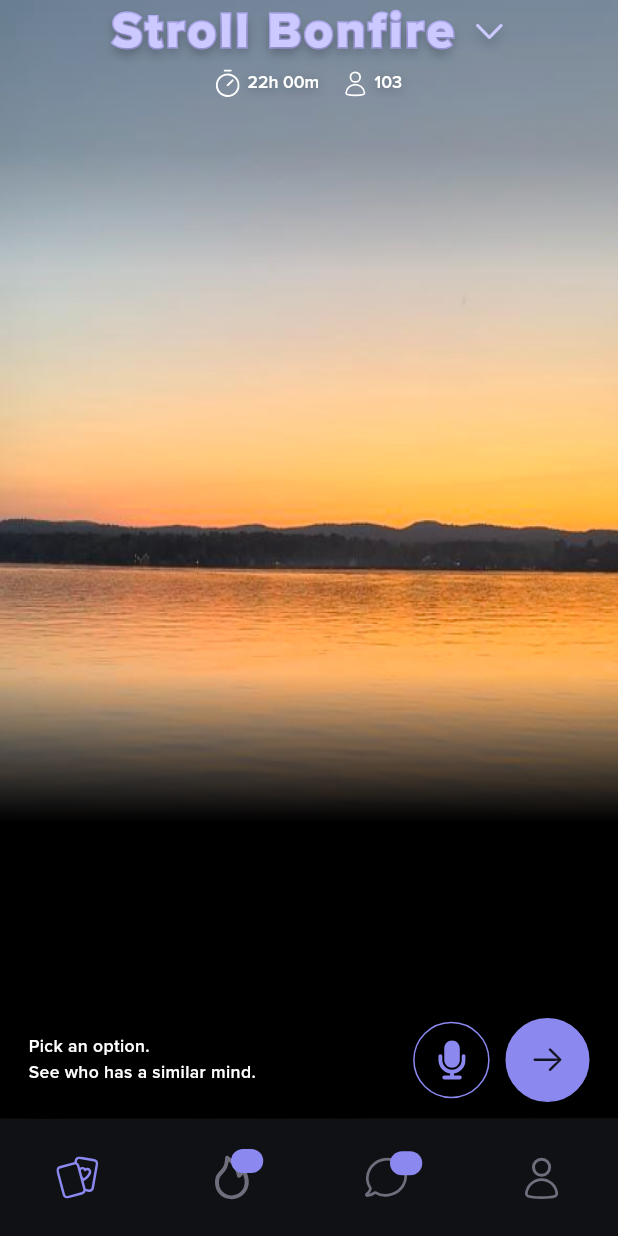
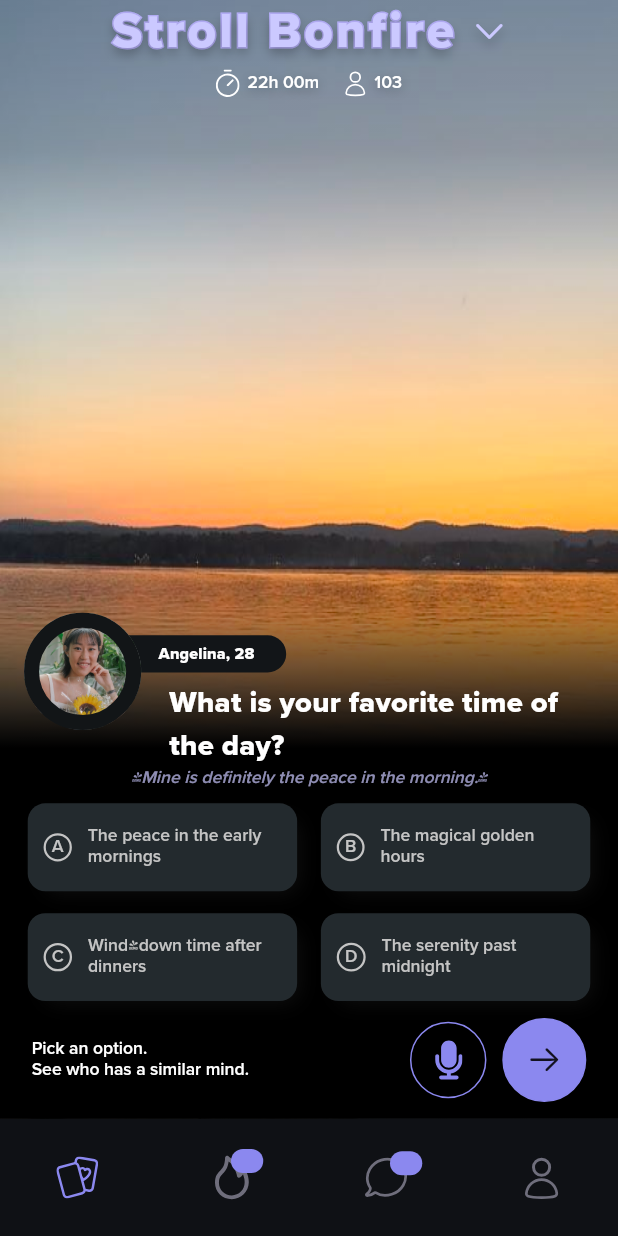
Before and after one commit to Raykemzy/loke-task, a Flutter app: the screen it shows after launch, on a phone screen of 412 x 824 dp. Run offline on Flutter 3.47's test engine with Material 3 defaults, Android fonts, the phone set to English and light mode, and no system bars; our stand-ins replace flutter_screenutil, flutter_svg.

Commit message:
home view implementation

```diff
--- a/lib/core/theme.dart
+++ b/lib/core/theme.dart
@@ -10,6 +10,7 @@ class AppTheme {
   static const Color _containerColor = Color(0xFF232A2E);
   static const Color _errorColor = Color(0xFFF34E4E);
   static const Color _navbarColor = Color(0xFF0F1115);
+  static const Color _defaultRegularTextColor = Color(0xFFC4C4C4);
 
   // 🅰️ Font Sizes
   static final double _titleLargeFontSize = 34.sp;
@@ -60,11 +61,13 @@ class AppTheme {
         fontFamily: _defaultFontFamily,
         fontSize: _bodyLargeFontSize,
         fontWeight: FontWeight.w400,
+        color: _defaultRegularTextColor,
       ),
       bodyMedium: TextStyle(
         fontFamily: _defaultFontFamily,
         fontSize: _bodyMediumFontSize,
         fontWeight: FontWeight.w500,
+        color: _defaultRegularTextColor,
       ),
     ),
   );
--- a/lib/presentation/home_view.dart
+++ b/lib/presentation/home_view.dart
@@ -1,5 +1,5 @@
 import 'package:flutter/material.dart';
-import 'package:flutter_screenutil/flutter_screenutil.dart';
+import 'package:for_loke/presentation/widgets/bio_section.dart';
 import 'package:for_loke/presentation/widgets/custom_scaffold.dart';
 import 'package:for_loke/presentation/widgets/home_view_header.dart';
 import 'package:for_loke/presentation/widgets/pick_option_section.dart';
@@ -9,17 +9,16 @@ class HomeView extends StatelessWidget {
 
   @override
   Widget build(BuildContext context) {
-    return CustomScaffold(
-      body: Padding(
-        padding: EdgeInsets.symmetric(horizontal: 18.w),
-        child: const SafeArea(
+    return const CustomScaffold(
+      body: SafeArea(
         child: Column(
+          crossAxisAlignment: CrossAxisAlignment.start,
           children: [
             HomeViewHeader(),
             Spacer(),
+            BioSection(),
             PickOptionSection(),
           ],
-          ),
         ),
       ),
     );
--- /dev/null
+++ b/lib/presentation/widgets/bio_section.dart
@@ -0,0 +1,95 @@
+import 'package:flutter/material.dart';
+import 'package:flutter_screenutil/flutter_screenutil.dart';
+import 'package:for_loke/core/context_extensions.dart';
+import 'package:for_loke/gen/assets.gen.dart';
+
+class BioSection extends StatelessWidget {
+  const BioSection({super.key});
+
+  @override
+  Widget build(BuildContext context) {
+    return Padding(
+      padding: EdgeInsets.symmetric(horizontal: 50.w),
+      child: Column(
+        crossAxisAlignment: CrossAxisAlignment.start,
+        children: [
+          Stack(
+            clipBehavior: Clip.none,
+            children: [
+              const _PictureAndNameTag(),
+              Positioned(
+                left: 60,
+                top: 30,
+                child: SizedBox(
+                  width: context.width / 1.5,
+                  child: Text(
+                    'What is your favorite time of the day?',
+                    style: context.theme.textTheme.titleMedium,
+                  ),
+                ),
+              ),
+            ],
+          ),
+          65.verticalSpace,
+          Center(
+            child: Text(
+              '"Mine is definitely the peace in the morning."',
+              style: context.theme.textTheme.displayMedium?.copyWith(
+                color: context.theme.colorScheme.secondary.withOpacity(0.7),
+                fontStyle: FontStyle.italic
+              ),
+            ),
+          ),
+        ],
+      ),
+    );
+  }
+}
+
+class _PictureAndNameTag extends StatelessWidget {
+  const _PictureAndNameTag();
+
+  @override
+  Widget build(BuildContext context) {
+    return Stack(
+      clipBehavior: Clip.none,
+      children: [
+        Container(
+          padding: EdgeInsets.only(
+            top: 5.h,
+            bottom: 5.h,
+            right: 20.w,
+            left: 50.w,
+          ),
+          decoration: BoxDecoration(
+            color: const Color(0xFF121518),
+            borderRadius: BorderRadius.circular(50.sp),
+          ),
+          child: Text(
+            'Angelina, 28',
+            style: context.theme.textTheme.titleSmall,
+          ),
+        ),
+        Positioned(
+          left: -40,
+          top: -15,
+          child: Container(
+            width: 80.w,
+            height: 80.h,
+            decoration: BoxDecoration(
+              shape: BoxShape.circle,
+              border: Border.all(
+                width: 10,
+                color: const Color(0xFF121517),
+              ),
+              image: DecorationImage(
+                fit: BoxFit.cover,
+                image: AssetImage(Assets.images.profilePhoto.path),
+              ),
+            ),
+          ),
+        ),
+      ],
+    );
+  }
+}
--- a/lib/presentation/widgets/custom_scaffold.dart
+++ b/lib/presentation/widgets/custom_scaffold.dart
@@ -39,7 +39,7 @@ class CustomScaffold extends StatelessWidget {
             Align(
               alignment: Alignment.bottomCenter,
               child: Container(
-                height: context.height / 2.5,
+                height: context.height / 2,
                 decoration: const BoxDecoration(
                   gradient: LinearGradient(
                     begin: Alignment.topCenter,
--- /dev/null
+++ b/lib/presentation/widgets/option_container.dart
@@ -0,0 +1,100 @@
+import 'package:flutter/material.dart';
+import 'package:flutter_screenutil/flutter_screenutil.dart';
+import 'package:for_loke/core/context_extensions.dart';
+
+class OptionContainer extends StatelessWidget {
+  final bool isSelected;
+  final ({String letter, String content}) option;
+  final VoidCallback onTap;
+  const OptionContainer({
+    super.key,
+    this.isSelected = false,
+    required this.option,
+    required this.onTap,
+  });
+
+  @override
+  Widget build(BuildContext context) {
+    final screenWidth = context.width;
+    final containerWidth =
+        screenWidth > 600 ? screenWidth / 2 - 40 : screenWidth - 32;
+    return InkWell(
+      onTap: onTap,
+      child: AnimatedContainer(
+        padding: EdgeInsets.symmetric(vertical: 15.h, horizontal: 10.w),
+        duration: const Duration(milliseconds: 200),
+        curve: Curves.easeInOut,
+        width: containerWidth,
+        height: 60.h,
+        decoration: BoxDecoration(
+          color: context.theme.colorScheme.onPrimary,
+          borderRadius: BorderRadius.circular(12.sp),
+          border: isSelected
+              ? Border.all(width: 2.5, color: context.theme.primaryColor)
+              : null,
+          boxShadow: [
+            BoxShadow(
+              color: Colors.black.withOpacity(0.6),
+              offset: const Offset(-6, -6),
+              blurRadius: 10,
+              spreadRadius: -4,
+            ),
+            BoxShadow(
+              color: Colors.white.withOpacity(0.05),
+              offset: const Offset(6, 6),
+              blurRadius: 10,
+              spreadRadius: -4,
+            ),
+          ],
+        ),
+        child: Row(
+          children: [
+            _LetterContainer(
+              isSelected: isSelected,
+              option: option.letter,
+            ),
+            10.horizontalSpace,
+            Flexible(
+              child: Text(
+                option.content,
+                style: context.theme.textTheme.displayMedium?.copyWith(
+                  color: const Color(0xFFC4C4C4),
+                ),
+              ),
+            ),
+          ],
+        ),
+      ),
+    );
+  }
+}
+
+class _LetterContainer extends StatelessWidget {
+  final bool isSelected;
+  final String option;
+  const _LetterContainer({required this.isSelected, required this.option});
+
+  @override
+  Widget build(BuildContext context) {
+    return Container(
+      padding: const EdgeInsets.all(4),
+      decoration: BoxDecoration(
+        shape: BoxShape.circle,
+        color: isSelected ? context.theme.primaryColor : Colors.transparent,
+        border: Border.all(
+          width: 1.5,
+          color:
+              isSelected ? context.theme.primaryColor : const Color(0xFFC4C4C4),
+        ),
+      ),
+      child: Center(
+        child: Text(
+          option,
+          style: context.theme.textTheme.displayMedium?.copyWith(
+            color: const Color(0xFFC4C4C4),
+          ),
+        ),
+      ),
+    );
+  }
+}
--- a/lib/presentation/widgets/pick_option_section.dart
+++ b/lib/presentation/widgets/pick_option_section.dart
@@ -4,23 +4,69 @@ import 'package:flutter_screenutil/flutter_screenutil.dart';
 import 'package:for_loke/core/context_extensions.dart';
 import 'package:for_loke/gen/assets.gen.dart';
 import 'package:for_loke/presentation/widgets/app_svg_widget.dart';
+import 'package:for_loke/presentation/widgets/option_container.dart';
 
-class PickOptionSection extends StatelessWidget {
+class PickOptionSection extends StatefulWidget {
   const PickOptionSection({super.key});
 
+  @override
+  State<PickOptionSection> createState() => _PickOptionSectionState();
+}
+
+class _PickOptionSectionState extends State<PickOptionSection> {
+  final List<({String letter, String content})> options = [
+    (letter: 'A', content: 'The peace in the early mornings'),
+    (letter: 'B', content: 'The magical golden hours'),
+    (letter: 'C', content: 'Wind-down time after dinners'),
+    (letter: 'D', content: 'The serenity past midnight'),
+  ];
+
+  String selectedOption = '';
   @override
   Widget build(BuildContext context) {
     return Padding(
       padding: EdgeInsets.symmetric(vertical: 10.h),
+      child: Column(
+        children: [
+          Padding(
+            padding: EdgeInsets.symmetric(horizontal: 5.w),
+            child: LayoutBuilder(
+              builder: (context, constraints) {
+                final double screenWidth = constraints.maxWidth;
+                final double optionWidth = (screenWidth - (40.w * 1)) / 2;
+                return Wrap(
+                  spacing: 15.w,
+                  runSpacing: 15.h,
+                  children: List.generate(
+                    options.length,
+                    (index) => SizedBox(
+                      width: optionWidth,
+                      child: OptionContainer(
+                        option: options[index],
+                        isSelected: selectedOption == options[index].letter,
+                        onTap: () => _selectOption(options[index].letter),
+                      ),
+                    ),
+                  ),
+                );
+              },
+            ),
+          ),
+          10.verticalSpace,
+          Padding(
+            padding: EdgeInsets.symmetric(horizontal: 20.w),
             child: Row(
               children: [
                 Column(
                   crossAxisAlignment: CrossAxisAlignment.start,
                   children: [
-              Text('Pick an option.', style: context.theme.textTheme.bodyMedium),
+                    Text(
+                      'Pick an option.',
+                      style: context.theme.textTheme.displayMedium,
+                    ),
                     Text(
                       'See who has a similar mind.',
-                style: context.theme.textTheme.bodyMedium,
+                      style: context.theme.textTheme.displayMedium,
                     )
                   ],
                 ),
@@ -30,7 +76,14 @@ class PickOptionSection extends StatelessWidget {
                 const _IconContainer(),
               ],
             ),
+          ),
+        ],
+      ),
     );
+  }
+
+  void _selectOption(String letter) {
+    setState(() => selectedOption = letter);
   }
 }
 
```
Lines whose indentation alone changed are shown as unchanged.
